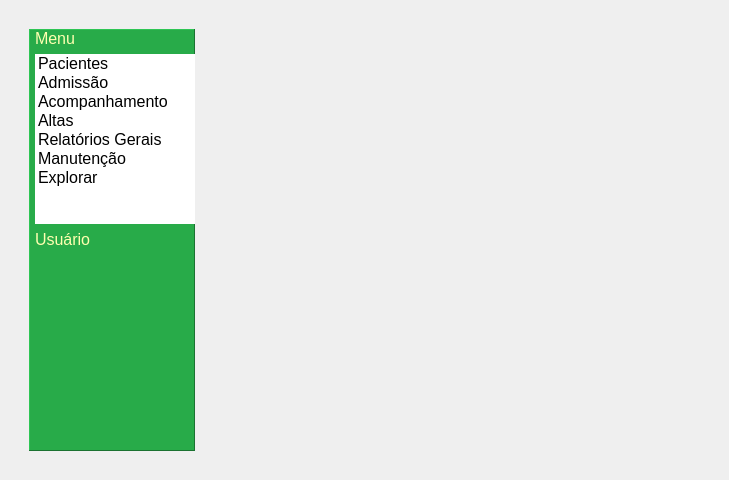
The window that GUI/PrincipalForm.ui (LCapanelli/RP3) describes before a commit, drawn with Qt 5.
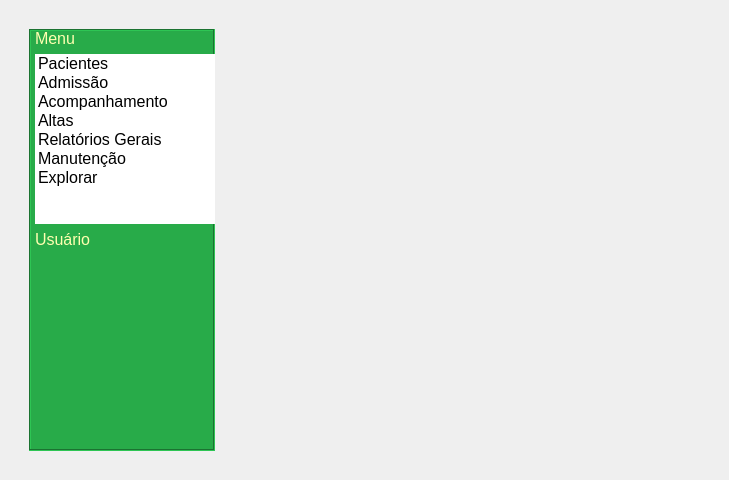
The same window after the commit.

What changed in the file:
```diff
--- a/GUI/PrincipalForm.ui
+++ b/GUI/PrincipalForm.ui
@@ -33,14 +33,20 @@
         <layout class="QGridLayout" name="gridLayout_2">
          <item row="1" column="0" colspan="2">
           <widget class="QFrame" name="frame">
+           <property name="maximumSize">
+            <size>
+             <width>200</width>
+             <height>16777215</height>
+            </size>
+           </property>
            <property name="styleSheet">
             <string notr="true">background-color: rgb(40, 171, 73)</string>
            </property>
            <property name="frameShape">
-            <enum>QFrame::Panel</enum>
+            <enum>QFrame::Box</enum>
            </property>
            <property name="frameShadow">
-            <enum>QFrame::Raised</enum>
+            <enum>QFrame::Sunken</enum>
            </property>
           </widget>
          </item>
@@ -74,7 +80,7 @@
              </property>
              <property name="maximumSize">
               <size>
-               <width>160</width>
+               <width>180</width>
                <height>170</height>
               </size>
              </property>
```
